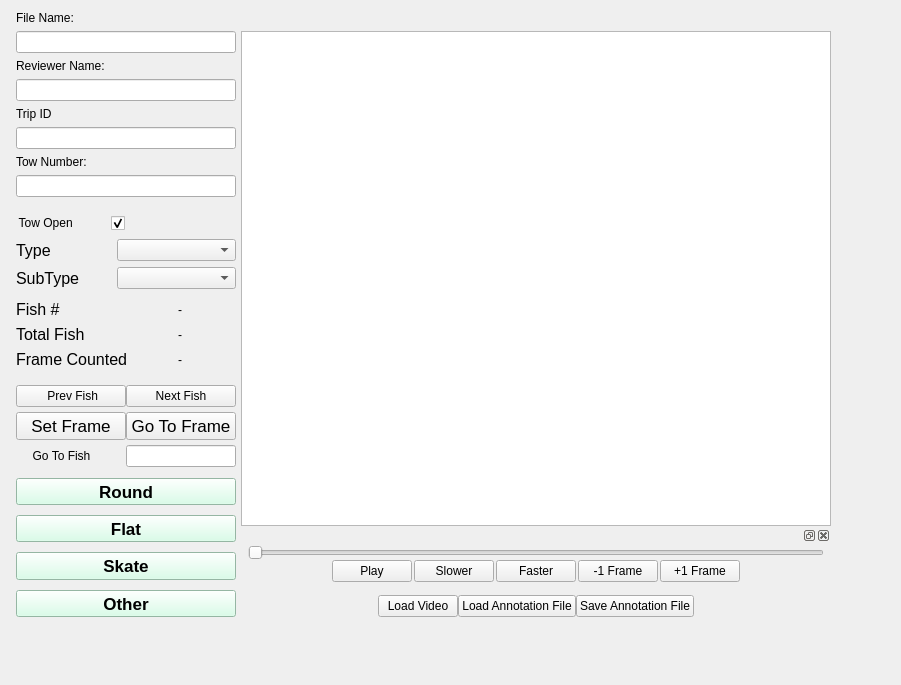
Before: the Qt Designer form FishGUI/mainwindow.ui in cvisionai/Tator-Native, drawn with Qt 5.
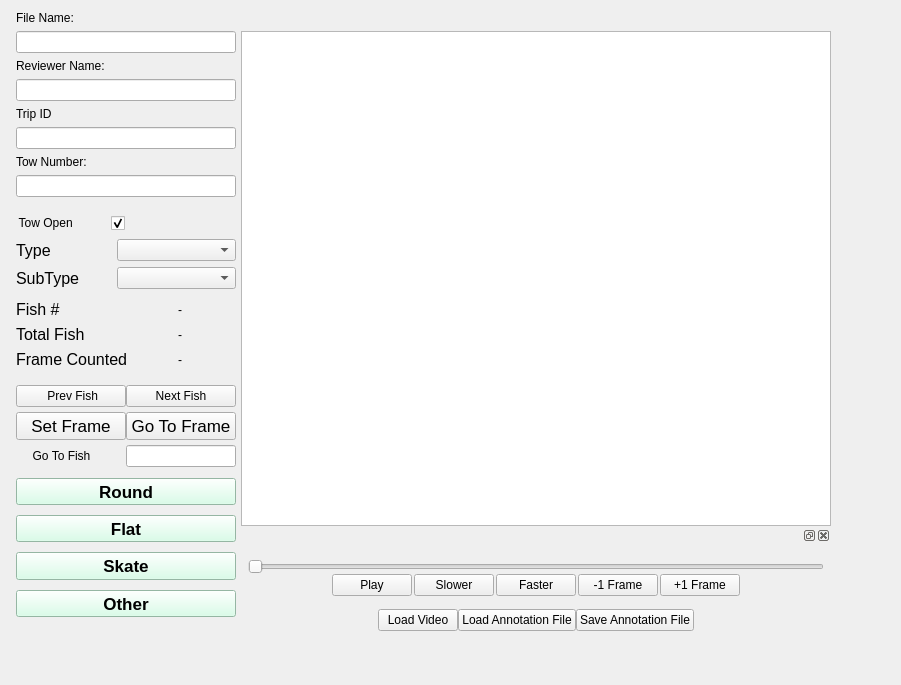
After: the same form once the commit is applied.

Commit message:
fixes and player speed
added player speed visualization, and fixed tow status check box

Patch:
```diff
--- a/FishGUI/mainwindow.ui
+++ b/FishGUI/mainwindow.ui
@@ -642,10 +642,20 @@
             <number>0</number>
            </property>
            <item>
-            <layout class="QVBoxLayout" name="videoControlLayout" stretch="0,0,0,0,0">
+            <layout class="QVBoxLayout" name="videoControlLayout" stretch="0,0,0,0,0,0">
              <property name="spacing">
               <number>0</number>
              </property>
+             <item>
+              <widget class="QLabel" name="currentSpeed">
+               <property name="text">
+                <string/>
+               </property>
+               <property name="alignment">
+                <set>Qt::AlignCenter</set>
+               </property>
+              </widget>
+             </item>
              <item>
               <layout class="QHBoxLayout" name="videoSliderLayout">
                <property name="topMargin">
```
The commit also changes 3 other files.
